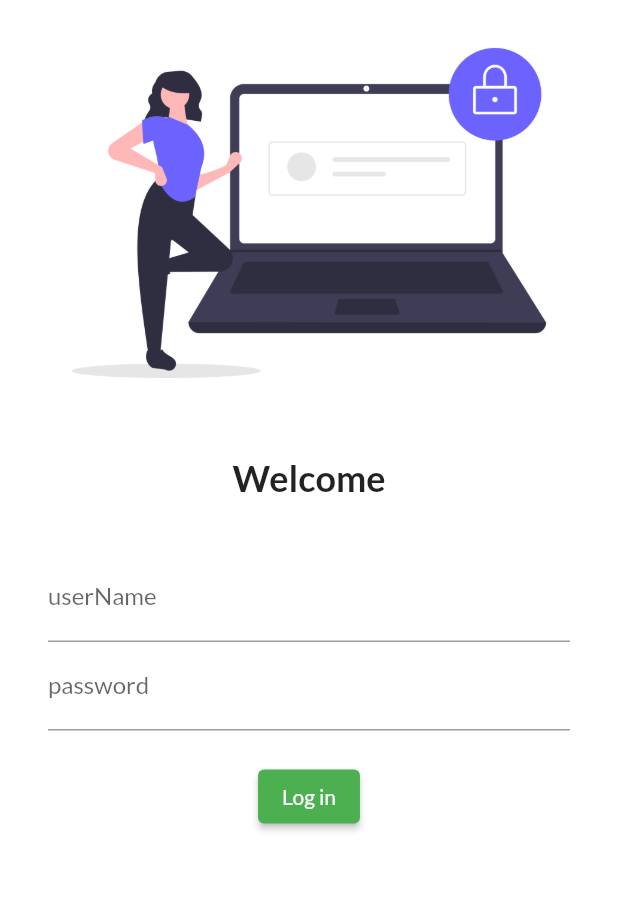
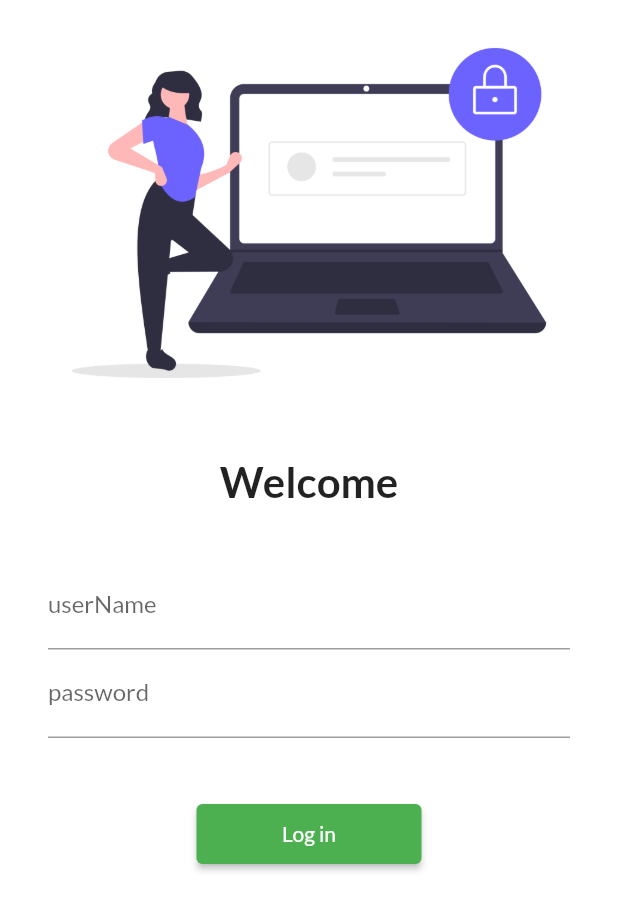
Before and after one commit to tanbirahammad/30daysofFluuter, a Flutter app: the screen it shows after launch, on a phone screen of 412 x 824 dp. Shown: the top 911 px of the screen. Run offline on Flutter 3.47's test engine with Material 2 defaults, Android fonts, the phone set to English and light mode, and no system bars; our stand-ins replace google_fonts.

Commit message:
Day-5 completed

```diff
--- a/lib/main.dart
+++ b/lib/main.dart
@@ -1,3 +1,4 @@
+import 'package:catalog/utils/routes.dart';
 import 'package:flutter/material.dart';
 
 import 'pages/home_page.dart';
@@ -8,11 +9,16 @@ void main(){
   runApp(myApp());
 }
 
-class myApp extends StatelessWidget {
+class myApp extends StatefulWidget {
 
 
 
 
+  @override
+  State<myApp> createState() => _myAppState();
+}
+
+class _myAppState extends State<myApp> {
   @override
   Widget build(BuildContext context) {
 
@@ -29,11 +35,10 @@ class myApp extends StatelessWidget {
 
      routes: {
        "/":(context) => LoginPage(),
-       "/home":(context) =>Homepage(),
+       MyRoute.homeRoute:(context) =>Homepage(),
+       MyRoute.loginRoute:(context) => LoginPage(),
      },
 
     );
   }
-
-
 }
--- a/lib/pages/login_page.dart
+++ b/lib/pages/login_page.dart
@@ -1,13 +1,21 @@
 import 'package:flutter/cupertino.dart';
 import 'package:flutter/material.dart';
 
-class LoginPage extends StatelessWidget {
+import '../utils/routes.dart';
+
+class LoginPage extends StatefulWidget {
 
 
+  @override
+  State<LoginPage> createState() => _LoginPageState();
+}
+
+class _LoginPageState extends State<LoginPage> {
   @override
   Widget build(BuildContext context) {
     return Material(
       color: Colors.white,
+     child: SingleChildScrollView(
        child: Column(
          children: [
            Image.asset("assests/images/login_img.png", fit: BoxFit.cover,),
@@ -16,7 +24,7 @@ class LoginPage extends StatelessWidget {
            ),
            Text("Welcome",
            style: TextStyle(
-           fontSize: 24,
+             fontSize: 28,
              fontWeight: FontWeight.bold,
 
            ),
@@ -41,13 +49,14 @@ class LoginPage extends StatelessWidget {
                ),
              ),
              SizedBox(
-           height: 20.0,
+             height: 40.0,
            ),
 
            ElevatedButton( child: Text("Log in"),
-         style: TextButton.styleFrom(),
+
+           style: TextButton.styleFrom(minimumSize: Size(150,40)),
            onPressed: () {
-           print("Hii Jahid Hasan");
+             Navigator.pushNamed(context, MyRoute.homeRoute);
            },
 
 
@@ -56,6 +65,7 @@ class LoginPage extends StatelessWidget {
            )
          ],
        ),
+     ),
     );
   }
 }
--- /dev/null
+++ b/lib/utils/routes.dart
@@ -0,0 +1,5 @@
+class MyRoute{
+  static String loginRoute="/login";
+  static String homeRoute="/home";
+
+}
```
Lines whose indentation alone changed are shown as unchanged.
